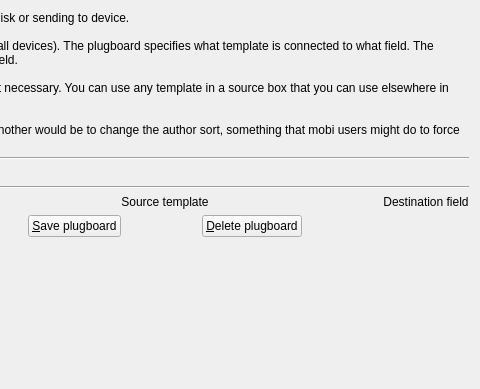
Before: the Qt Designer form src/calibre/gui2/preferences/plugboard.ui in debian-calibre/calibre, drawn with Qt 5; both pictures show x 451 to 931 and y 0 to 389 of the 931 by 389 pixel window.
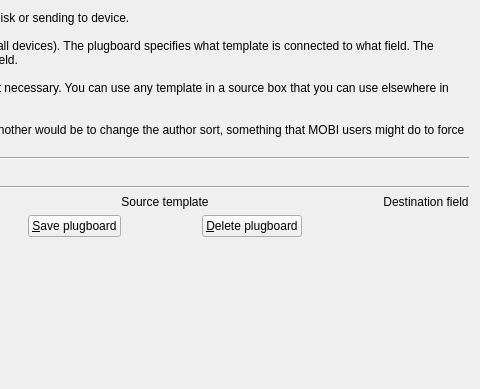
After: the same form once the commit is applied.

```diff
--- a/src/calibre/gui2/preferences/plugboard.ui
+++ b/src/calibre/gui2/preferences/plugboard.ui
@@ -23,7 +23,7 @@
 
 Often templates will contain simple references to composite columns, but this is not necessary. You can use any template in a source box that you can use elsewhere in calibre.
 
-One possible use for a plugboard is to alter the title to contain series information. Another would be to change the author sort, something that mobi users might do to force it to use the ';' that the kindle requires. A third would be to specify the language.</string>
+One possible use for a plugboard is to alter the title to contain series information. Another would be to change the author sort, something that MOBI users might do to force it to use the ';' that the kindle requires. A third would be to specify the language.</string>
      </property>
      <property name="textFormat">
       <enum>Qt::PlainText</enum>
```
